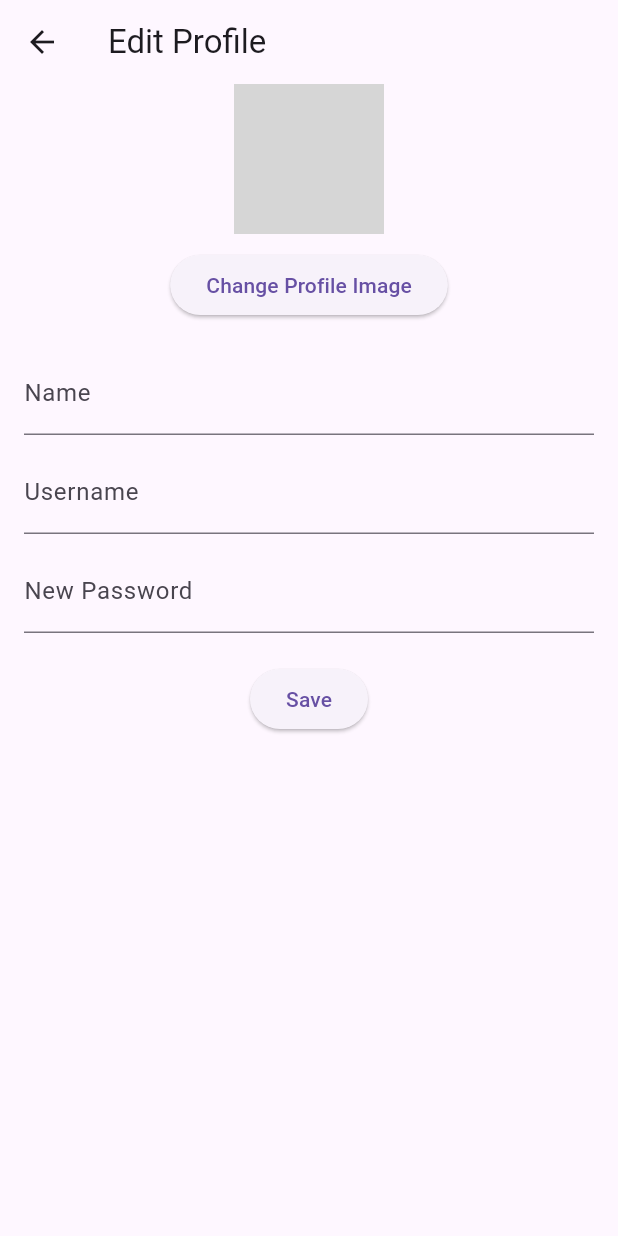
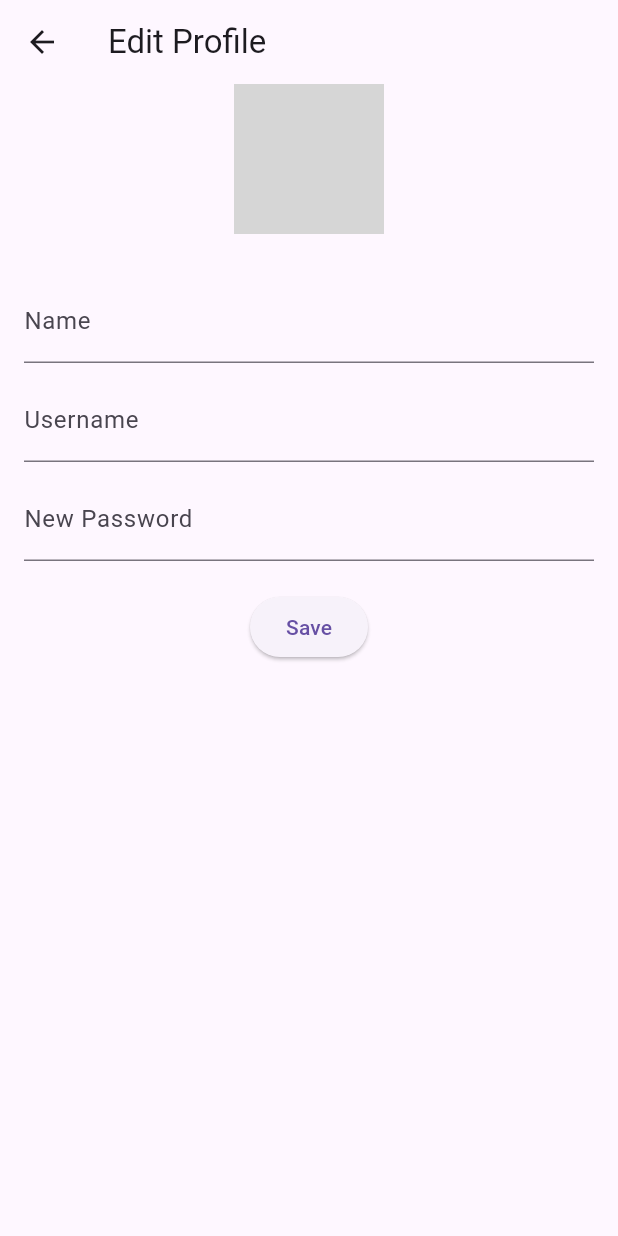
Before and after one commit to Drakkura/mobdev, a Flutter app: the EditProfilePage screen opened directly, on a phone screen of 412 x 824 dp. Run offline on Flutter 3.47's test engine with Material 3 defaults, Android fonts, the light colour scheme and no system bars; our stand-ins replace cloud_firestore, firebase_auth, firebase_core, firebase_database, flutter_rating_bar, get and 2 more; missing offline and left inert: mysql_client; accounts and stored records are empty; grey boxes are pictures that could not be loaded.

Commit message:
Update profile.dart

```diff
--- a/lib/view/profile.dart
+++ b/lib/view/profile.dart
@@ -1,8 +1,9 @@
 import 'dart:io';
+
+import 'package:flutter/material.dart';
 import 'package:login_sahabat_mahasiswa/settings/setting.dart';
+import 'package:login_sahabat_mahasiswa/utils/colors.dart';
 import 'package:login_sahabat_mahasiswa/view/widget/bottom.navigationbar.dart';
-import 'package:flutter/material.dart';
-import 'package:login_sahabat_mahasiswa/utils/colors.dart';
 
 
 void main() {
@@ -140,12 +141,6 @@ class _EditProfilePageState extends State<EditProfilePage> {
               backgroundImage: AssetImage(profileImageUrl),
             ),
             SizedBox(height: 10),
-            ElevatedButton(
-              onPressed: () {
-                //_selectImage();
-              },
-              child: Text('Change Profile Image'),
-            ),
             SizedBox(height: 20),
             TextFormField(
               controller: nameController,
```
